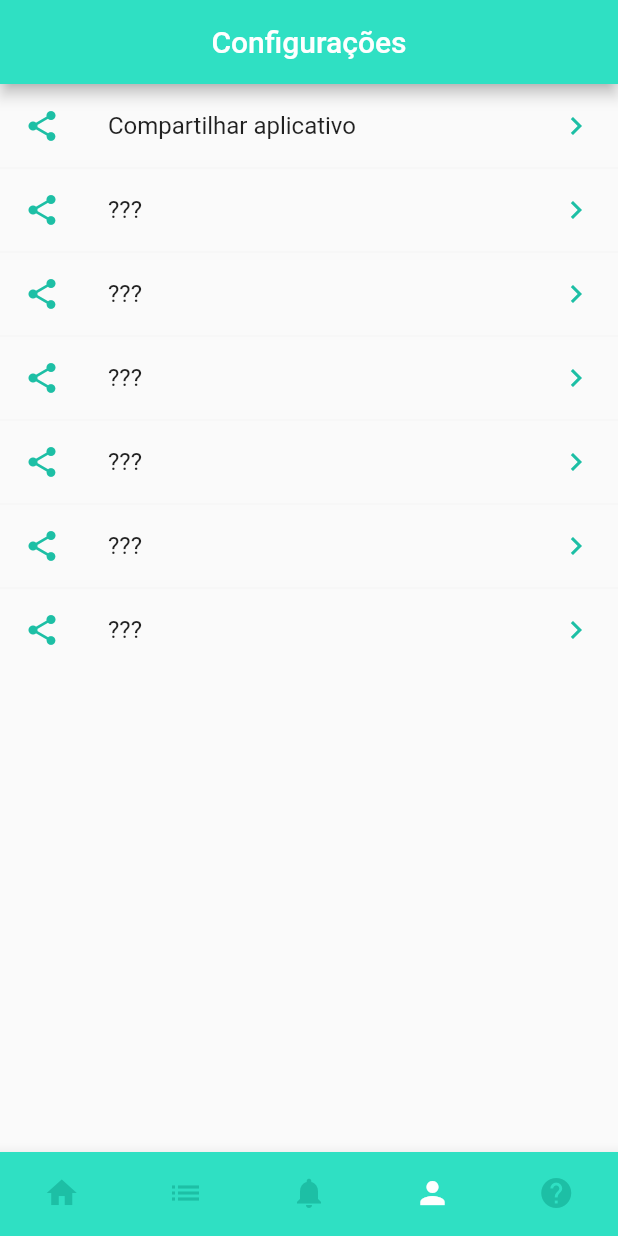
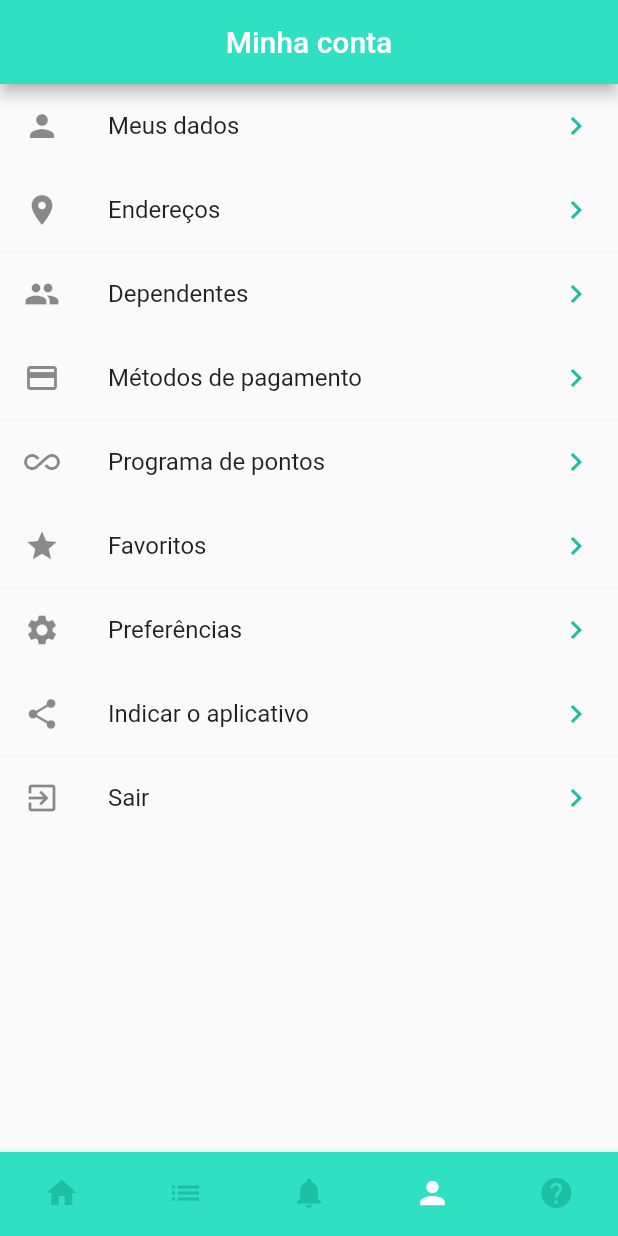
Before and after one commit to dakoctba/callma, a Flutter app: the screen it shows after launch, item 4 of the bottom bar chosen, on a phone screen of 412 x 824 dp. Run offline on Flutter 3.47's test engine with Material 2 defaults, Android fonts, the phone set to English and light mode, and no system bars; our stand-ins replace cloud_firestore, share; accounts and stored records are empty.

Commit message:
Configurations

```diff
--- a/lib/modules/configurations/screens/ConfigurationsScreen.dart
+++ b/lib/modules/configurations/screens/ConfigurationsScreen.dart
@@ -2,11 +2,10 @@ import 'package:callma/components/CallmaColors.dart';
 import 'package:callma/components/bars/CallmaAppBar.dart';
 import 'package:callma/components/bars/CallmaBottomNavigationBar.dart';
 import "package:flutter/material.dart";
-import 'package:url_launcher/url_launcher.dart';
+import 'package:flutter/services.dart';
 import 'package:share/share.dart';
 
 class ConfigurationsScreen extends StatelessWidget {
-
   static const String URL_FAQ = "https://callma.com.br/faq";
   static const String URL_FALE_COM_A_GENTE = "https://callma.com.br/contato";
   static const String URL_COMO_FUNCIONA = "https://callma.com.br/como-funciona";
@@ -14,80 +13,65 @@ class ConfigurationsScreen extends StatelessWidget {
   static const String URL_POLITICA_DE_PRIVACIDADE = "https://callma.com.br/politica-de-privacidade";
   static const String URL_CERTA_MEI = "https://www.certamei.com.br?utm_source=callma&utm_medium=app";
 
+  Iterable<ListTile> _getItems() {
+    List<ConfigurationOption> items = new List<ConfigurationOption>();
+
+    items.add(new ConfigurationOption("Meus dados", Icons.person, () {
+      debugPrint("Clicou em Meus dados");
+    }));
+    items.add(new ConfigurationOption("Endereços", Icons.place, () {
+      debugPrint("Clicou em Endereços");
+    }));
+    items.add(new ConfigurationOption("Dependentes", Icons.people, () {
+      debugPrint("Clicou em Dependentes");
+    }));
+    items.add(new ConfigurationOption("Métodos de pagamento", Icons.credit_card, () {
+      debugPrint("Clicou em Métodos de pagamento");
+    }));
+    items.add(new ConfigurationOption("Programa de pontos", Icons.all_inclusive, () {
+      debugPrint("Clicou em Programa de pontos");
+    }));
+    items.add(new ConfigurationOption("Favoritos", Icons.star, () {
+      debugPrint("Clicou em Favoritos");
+    }));
+    items.add(new ConfigurationOption("Preferências", Icons.settings, () {
+      debugPrint("Clicou em Preferências");
+    }));
+    items.add(new ConfigurationOption("Indicar o aplicativo", Icons.share, () {
+      Share.share('Encontre um profissional da saúde na sua região. Atendimento domiciliar ou em consultório. Consulte opiniões de pacientes e agende uma consulta online agora. https://callma.com.br');
+    }));
+    items.add(new ConfigurationOption("Sair", Icons.exit_to_app, () {
+      SystemChannels.platform.invokeMethod('SystemNavigator.pop');
+    }));
+
+    return items.map((item) {
+      return ListTile(
+        leading: Icon(item.icon),
+        title: Text(item.text),
+        trailing: Icon(Icons.keyboard_arrow_right, color: CallmaColors.VERDE_ESCURO),
+        onTap: item.onTap,
+      );
+    });
+  }
+
   @override
   Widget build(BuildContext context) {
-
-    List<ListTile> items = new List<ListTile>();
-    items.add(_mountOption(0, "Compartilhar aplicativo"));
-    items.add(_mountOption(1, "???"));
-    items.add(_mountOption(2, "???"));
-    items.add(_mountOption(3, "???"));
-    items.add(_mountOption(4, "???"));
-    items.add(_mountOption(5, "???"));
-    items.add(_mountOption(6, "???"));
-
     return Scaffold(
-        appBar: CallmaAppBar("Configurações"),
+        appBar: CallmaAppBar("Minha conta"),
         bottomNavigationBar: CallmaBottomNavigationBar(CallmaBottomNavigationBar.CONFIGURATIONS_OPTION),
-        body: Column(
-            children: <Widget>[
+        body: Column(children: <Widget>[
           Expanded(
             child: ListView(
-                    children: ListTile.divideTiles(
-                        color: CallmaColors.CINZA_BEM_CLARO,
-                        tiles: items
-                    ).toList()
-                ),
+                children: ListTile.divideTiles(color: CallmaColors.CINZA_BEM_CLARO, tiles: _getItems()).toList()),
           )
-            ]
-        )
-    );
-  }
-
-  ListTile _mountOption(int position, String text) {
-    return  ListTile(
-      leading: Icon(Icons.share, color: CallmaColors.VERDE_ESCURO),
-      title: Text(text),
-      trailing: Icon(Icons.keyboard_arrow_right, color: CallmaColors.VERDE_ESCURO),
-      onTap: () {
-        switch(position) {
-          case 0:
-            Share.share('Encontre um profissional da saúde na sua região. Atendimento domiciliar ou em consultório. Consulte opiniões de pacientes e agende uma consulta online agora. https://callma.com.br');
-            break;
-          case 1:
-            _launchExternalUrl(URL_FALE_COM_A_GENTE);
-            break;
-          case 2:
-            _launchExternalUrl(URL_COMO_FUNCIONA);
-            break;
-          case 3:
-            _launchExternalUrl(URL_TERMOS_DE_USO);
-            break;
-          case 4:
-            _launchExternalUrl(URL_POLITICA_DE_PRIVACIDADE);
-            break;
-          case 5:
-            _launchExternalUrl(URL_CERTA_MEI);
-            break;
-          case 6:
-          default:
-            _launchAbout();
-            break;
-        }
-      },
-    );
-  }
-
-  _launchExternalUrl(String url) async {
-    if (await canLaunch(url)) {
-      await launch(url);
-    } else {
-      throw "Ops! Erro ao abrir a url";
+        ]));
   }
 }
 
-  _launchAbout() {
-    // do nothing yet
+class ConfigurationOption {
+  String text;
+  IconData icon;
+  Function onTap;
+
+  ConfigurationOption(this.text, this.icon, this.onTap);
 }
-
-}
```
Lines whose indentation alone changed are shown as unchanged.
